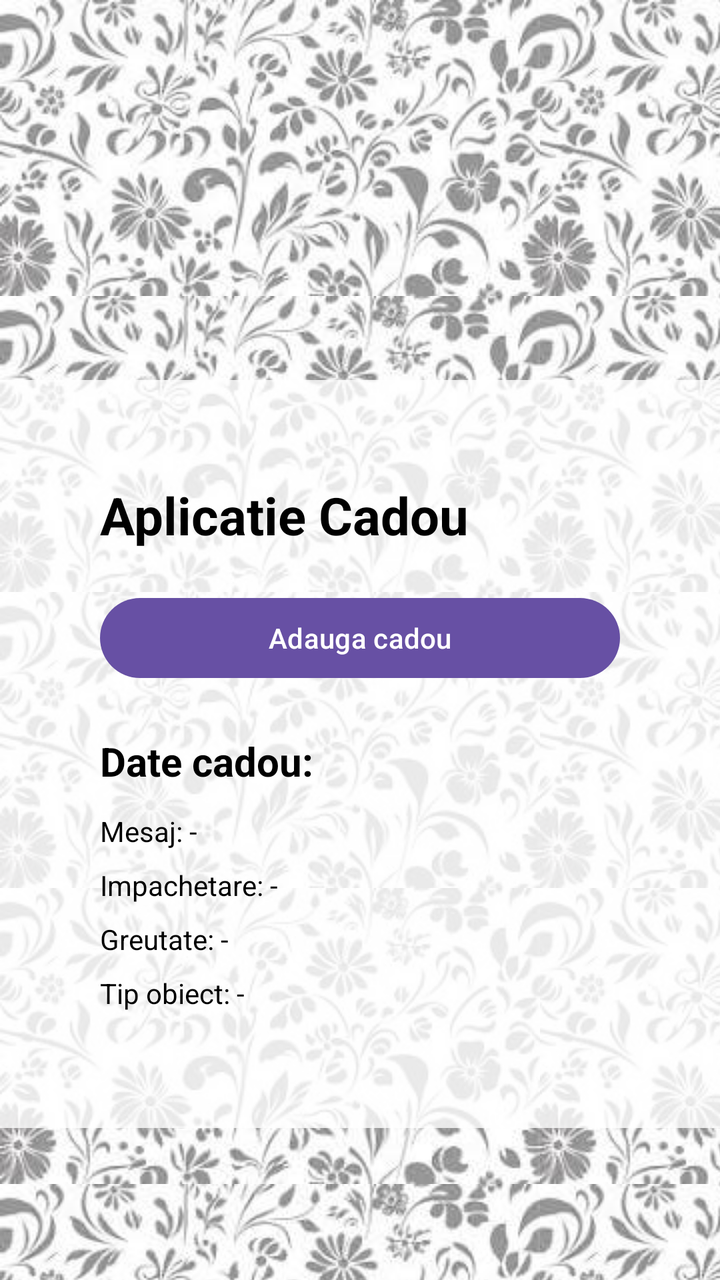
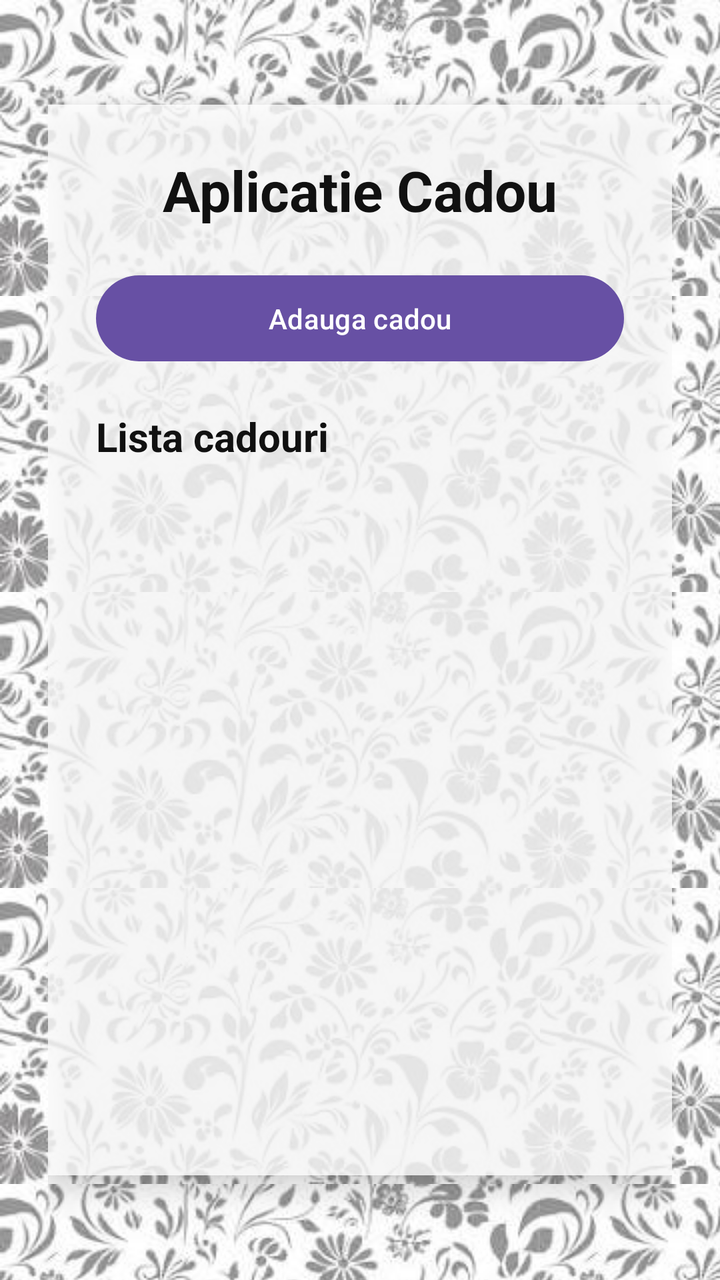

The first picture is an Android layout as it rendered before a commit; the second is the same layout after the commit. The layout source and the unified diff follow.
<!-- AndroidManifest.xml: application theme Theme.Laborator_2 -->
<!-- res/layout/activity_main.xml -->
<?xml version="1.0" encoding="utf-8"?>
<ScrollView xmlns:android="http://schemas.android.com/apk/res/android"
    xmlns:tools="http://schemas.android.com/tools"
    android:layout_width="match_parent"
    android:layout_height="match_parent"
    tools:context=".MainActivity"
    android:background="@drawable/background_flowers">

    <LinearLayout
        android:layout_width="match_parent"
        android:layout_height="wrap_content"
        android:orientation="vertical"
        android:padding="50dp"
        android:layout_marginTop="190dp"
        android:background="#CCFFFFFF">

        <TextView
            android:id="@+id/tvTitle"
            android:layout_width="wrap_content"
            android:layout_height="wrap_content"
            android:text="Aplicatie Cadou"
            android:textSize="26sp"
            android:textStyle="bold"
            android:layout_marginBottom="20dp"
            android:textColor="#000000"/>

        <Button
            android:id="@+id/btnAddCadou"
            android:layout_width="match_parent"
            android:layout_height="wrap_content"
            android:text="Adauga cadou"
            android:layout_marginBottom="24dp" />

        <TextView
            android:id="@+id/tvResultTitle"
            android:layout_width="wrap_content"
            android:layout_height="wrap_content"
            android:text="Date cadou:"
            android:textStyle="bold"
            android:textSize="20sp"
            android:layout_marginBottom="12dp"
            android:textColor="#000000"/>

        <TextView
            android:id="@+id/tvMessage"
            android:layout_width="match_parent"
            android:layout_height="wrap_content"
            android:text="Mesaj: -"
            android:layout_marginBottom="8dp"
            android:textColor="#000000"/>

        <TextView
            android:id="@+id/tvOpened"
            android:layout_width="match_parent"
            android:layout_height="wrap_content"
            android:text="Impachetare: -"
            android:layout_marginBottom="8dp"
            android:textColor="#000000"/>

        <TextView
            android:id="@+id/tvWeight"
            android:layout_width="match_parent"
            android:layout_height="wrap_content"
            android:text="Greutate: -"
            android:layout_marginBottom="8dp"
            android:textColor="#000000"/>

        <TextView
            android:id="@+id/tvObjectType"
            android:layout_width="match_parent"
            android:layout_height="wrap_content"
            android:text="Tip obiect: -"
            android:layout_marginBottom="8dp"
            android:textColor="#000000"/>

    </LinearLayout>

</ScrollView>
<!-- resources referenced by this layout -->
<resources>
  <!-- drawable background_flowers (drawable) -->
  <?xml version="1.0" encoding="utf-8"?>
  <layer-list xmlns:android="http://schemas.android.com/apk/res/android">
  
      
      <item>
          <shape android:shape="rectangle">
              <solid android:color="#FFE4EC"/>
          </shape>
      </item>
  
      
      <item android:alpha="0.10">
          <bitmap
              android:src="@drawable/download"
              android:tileMode="repeat"
              android:gravity="center"
              android:width="120dp"
              android:height="120dp"/>
      </item>
  
  </layer-list>
  <style name="Theme.Laborator_2" parent="Base.Theme.Laborator_2" />
  <!-- drawable download: jpg bitmap (drawable, 11931 bytes) -->
  <style name="Base.Theme.Laborator_2" parent="Theme.Material3.DayNight.NoActionBar">
          
          
      </style>
</resources>

<!-- the commit's change to res/layout/activity_main.xml (unified diff, before → after) -->
@@ -3,75 +3,68 @@
     xmlns:tools="http://schemas.android.com/tools"
     android:layout_width="match_parent"
     android:layout_height="match_parent"
-    tools:context=".MainActivity"
-    android:background="@drawable/background_flowers">
+    android:fillViewport="true"
+    android:background="@drawable/background_flowers"
+    tools:context=".MainActivity">
 
     <LinearLayout
         android:layout_width="match_parent"
-        android:layout_height="wrap_content"
+        android:layout_height="match_parent"
         android:orientation="vertical"
-        android:padding="50dp"
-        android:layout_marginTop="190dp"
-        android:background="#CCFFFFFF">
+        android:gravity="center_vertical"
+        android:padding="24dp">
 
-        <TextView
-            android:id="@+id/tvTitle"
-            android:layout_width="wrap_content"
-            android:layout_height="wrap_content"
-            android:text="Aplicatie Cadou"
-            android:textSize="26sp"
-            android:textStyle="bold"
-            android:layout_marginBottom="20dp"
-            android:textColor="#000000"/>
-
-        <Button
-            android:id="@+id/btnAddCadou"
+        <LinearLayout
             android:layout_width="match_parent"
             android:layout_height="wrap_content"
-            android:text="Adauga cadou"
-            android:layout_marginBottom="24dp" />
+            android:orientation="vertical"
+            android:padding="24dp"
+            android:background="#CCFFFFFF"
+            android:elevation="8dp">
 
-        <TextView
-            android:id="@+id/tvResultTitle"
-            android:layout_width="wrap_content"
-            android:layout_height="wrap_content"
-            android:text="Date cadou:"
-            android:textStyle="bold"
-            android:textSize="20sp"
-            android:layout_marginBottom="12dp"
-            android:textColor="#000000"/>
+            <TextView
+                android:id="@+id/tvTitle"
+                android:layout_width="wrap_content"
+                android:layout_height="wrap_content"
+                android:text="Aplicatie Cadou"
+                android:textSize="28sp"
+                android:textStyle="bold"
+                android:textColor="#111111"
+                android:layout_gravity="center_horizontal"
+                android:layout_marginBottom="20dp" />
 
-        <TextView
-            android:id="@+id/tvMessage"
-            android:layout_width="match_parent"
-            android:layout_height="wrap_content"
-            android:text="Mesaj: -"
-            android:layout_marginBottom="8dp"
-            android:textColor="#000000"/>
+            <Button
+                android:id="@+id/btnAddCadou"
+                android:layout_width="match_parent"
+                android:layout_height="wrap_content"
+                android:text="Adauga cadou"
+                android:textAllCaps="false"
+                android:paddingTop="12dp"
+                android:paddingBottom="12dp"
+                android:layout_marginBottom="20dp" />
 
-        <TextView
-            android:id="@+id/tvOpened"
-            android:layout_width="match_parent"
-            android:layout_height="wrap_content"
-            android:text="Impachetare: -"
-            android:layout_marginBottom="8dp"
-            android:textColor="#000000"/>
+            <TextView
+                android:id="@+id/tvResultTitle"
+                android:layout_width="wrap_content"
+                android:layout_height="wrap_content"
+                android:text="Lista cadouri"
+                android:textStyle="bold"
+                android:textSize="20sp"
+                android:textColor="#111111"
+                android:layout_marginBottom="12dp" />
 
-        <TextView
-            android:id="@+id/tvWeight"
-            android:layout_width="match_parent"
-            android:layout_height="wrap_content"
-            android:text="Greutate: -"
-            android:layout_marginBottom="8dp"
-            android:textColor="#000000"/>
+            <ListView
+                android:id="@+id/lvCadouri"
+                android:layout_width="match_parent"
+                android:layout_height="320dp"
+                android:background="#00FFFFFF"
+                android:divider="@android:color/transparent"
+                android:dividerHeight="10dp"
+                android:paddingTop="4dp"
+                android:paddingBottom="4dp"
+                android:clipToPadding="false" />
 
-        <TextView
-            android:id="@+id/tvObjectType"
-            android:layout_width="match_parent"
-            android:layout_height="wrap_content"
-            android:text="Tip obiect: -"
-            android:layout_marginBottom="8dp"
-            android:textColor="#000000"/>
+        </LinearLayout>
 
     </LinearLayout>
 
